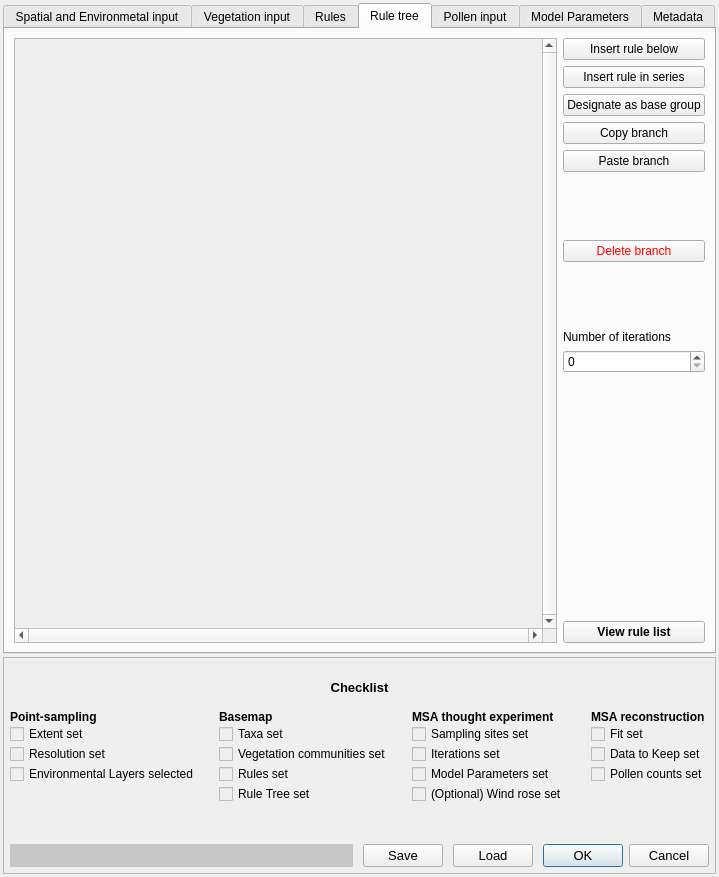
ThyavdBerg/MSA-Q, file MSA_QGIS_dialog_base.ui: the form before one commit.
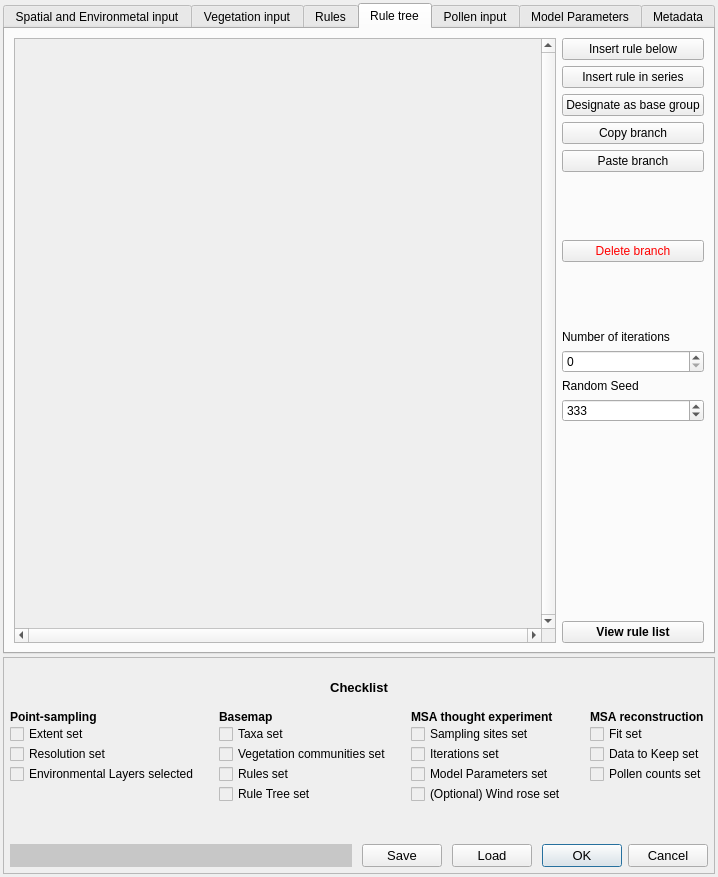
The form after the commit. Custom widgets are drawn as their Qt base class.

Commit message: Added random generator seed

```diff
--- a/MSA_QGIS_dialog_base.ui
+++ b/MSA_QGIS_dialog_base.ui
@@ -9,7 +9,7 @@
    <rect>
     <x>0</x>
     <y>0</y>
-    <width>719</width>
+    <width>718</width>
     <height>877</height>
    </rect>
   </property>
@@ -925,7 +925,7 @@
                <rect>
                 <x>0</x>
                 <y>0</y>
-                <width>529</width>
+                <width>528</width>
                 <height>584</height>
                </rect>
               </property>
@@ -1069,6 +1069,32 @@
                  </property>
                 </widget>
                </item>
+               <item>
+                <widget class="QLabel" name="label_randomSeed">
+                 <property name="toolTip">
+                  <string>The seed for random generation makes sure that the parts that are randomly generated are the same, so long as the Random Seed is the same. It is good open science practice to provide this for reproducibility purposes. </string>
+                 </property>
+                 <property name="text">
+                  <string>Random Seed</string>
+                 </property>
+                </widget>
+               </item>
+               <item>
+                <widget class="QSpinBox" name="spinBox_randomSeed">
+                 <property name="toolTip">
+                  <string>Fill in a number between 1 and 10000</string>
+                 </property>
+                 <property name="minimum">
+                  <number>1</number>
+                 </property>
+                 <property name="maximum">
+                  <number>10000</number>
+                 </property>
+                 <property name="value">
+                  <number>333</number>
+                 </property>
+                </widget>
+               </item>
                <item>
                 <spacer name="verticalSpacer_5">
                  <property name="orientation">
@@ -1876,7 +1902,7 @@
        <rect>
         <x>0</x>
         <y>0</y>
-        <width>694</width>
+        <width>693</width>
         <height>223</height>
        </rect>
       </property>
```
